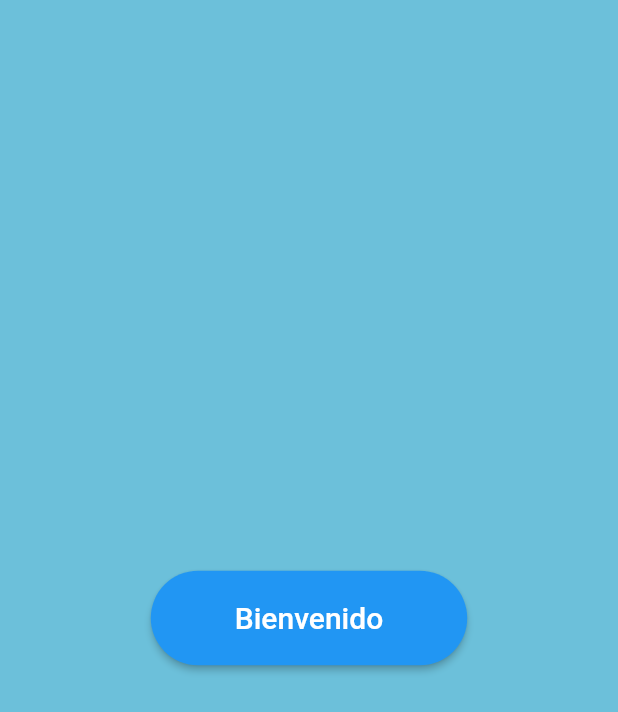
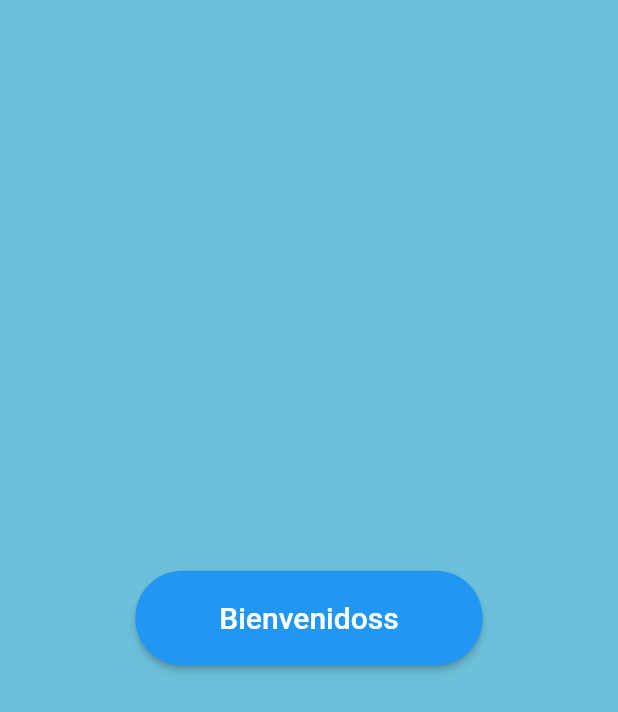
Before and after one commit to JEGEZE/DisenosFlutter, a Flutter app: the ScrollPage screen opened by its route, swiped to page 2, on a phone screen of 412 x 824 dp. Shown: the top 712 px of the screen. Run offline on Flutter 3.47's test engine with Material 2 defaults, Android fonts, the phone set to English and light mode, and no system bars.

Commit message:
Commit de  Prueba

```diff
--- a/lib/pages/scroll_page.dart
+++ b/lib/pages/scroll_page.dart
@@ -28,7 +28,7 @@ class ScrollPage extends StatelessWidget {
             child: Padding(
                 padding: EdgeInsets.symmetric(horizontal: 40.0, vertical: 20.0),
                 child: Text(
-                  "Bienvenido",
+                  "Bienvenidoss",
                   style: TextStyle(fontSize: 20.0),
                 )),
             onPressed: () {},
```
